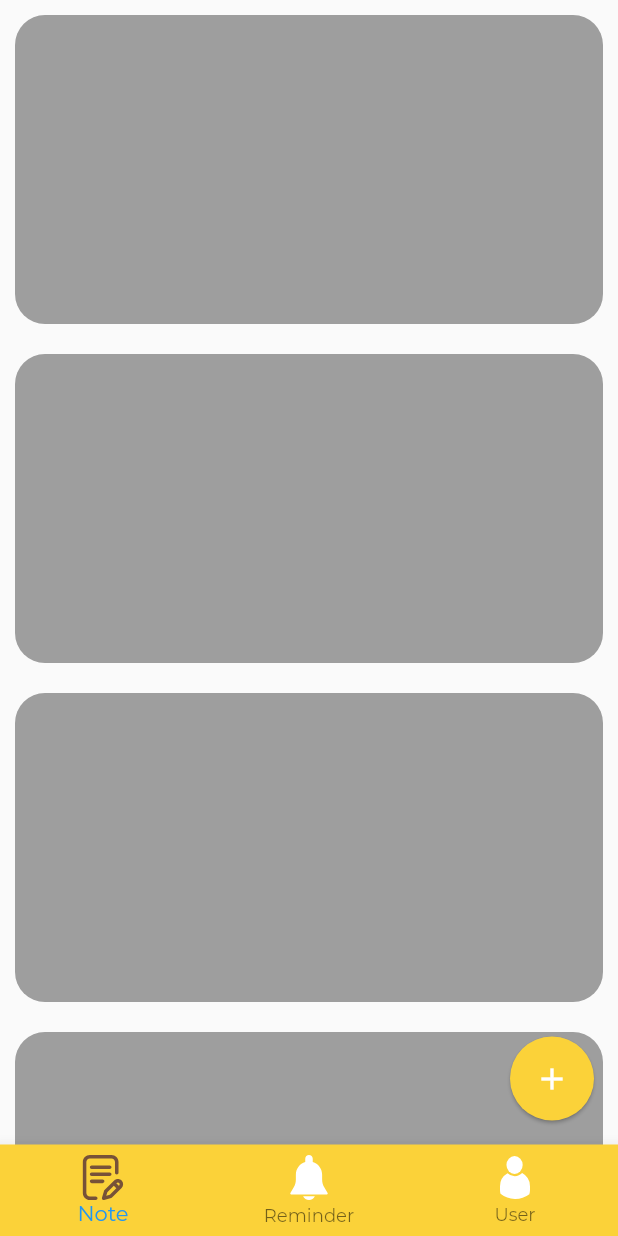
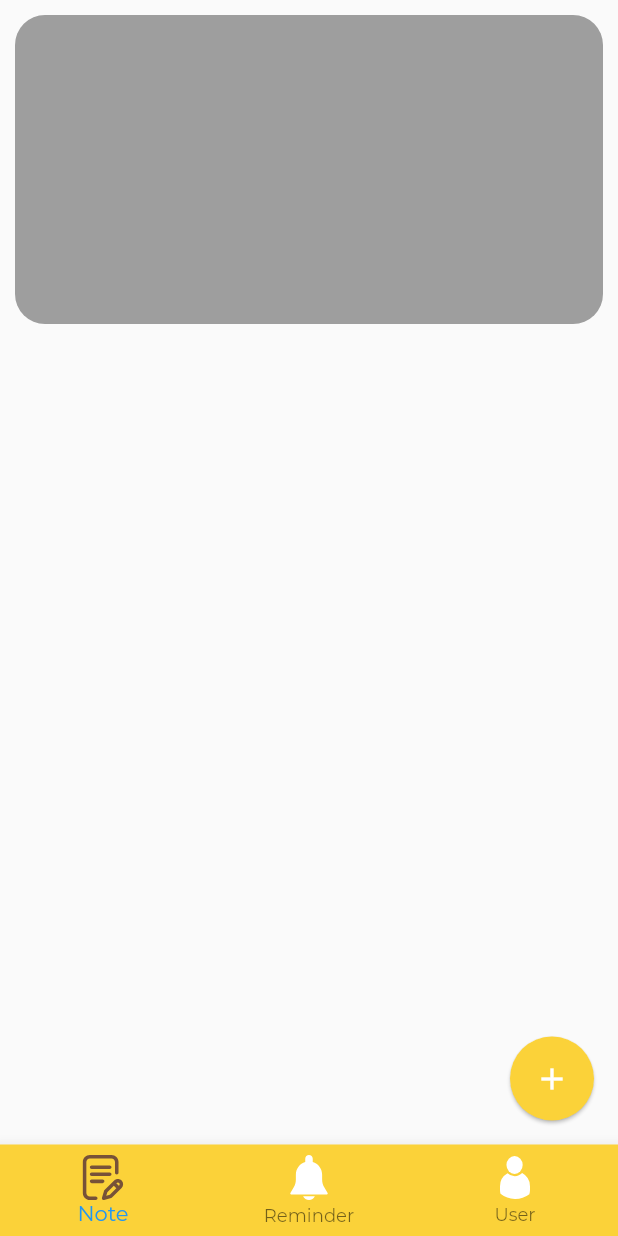
Before and after one commit to MartienJun/flutter_note_it, a Flutter app: the MyNavigation screen opened by its route, on a phone screen of 412 x 824 dp. Run offline on Flutter 3.47's test engine with Material 2 defaults, Android fonts, the phone set to English and light mode, and no system bars; our stand-ins replace flutter_svg.

Commit message:
refactor: refactoring home_screen.dart
Add a note widget

```diff
--- a/note_it/lib/components/navigation.dart
+++ b/note_it/lib/components/navigation.dart
@@ -1,12 +1,12 @@
 import 'package:flutter/material.dart';
 import 'package:flutter_svg/flutter_svg.dart';
 
-//Note It
+// Components
 import 'package:note_it/constants.dart';
+
+// Screens
 import 'package:note_it/screens/home_screen.dart';
 import 'package:note_it/screens/reminder_screen.dart';
-//import 'package:note_it/screens/category_screen.dart';
-//import 'package:note_it/screens/trash_screen.dart';
 import 'package:note_it/screens/user_screen.dart';
 
 class MyNavigation extends StatefulWidget {
@@ -19,21 +19,24 @@ class MyNavigation extends StatefulWidget {
 class _MyNavigationState extends State<MyNavigation> {
   PageController _pageController = PageController();
 
-  //List of Screen
+  // List of the screen
   List<Widget> _screens = [
     HomeScreen(),
     ReminderScreen(),
     UserScreen(),
   ];
 
+  // Index of the screen
   int _selectedIndex = 0;
 
+  // Method set the index state
   void _onPageChanged(int index) {
     setState(() {
       _selectedIndex = index;
     });
   }
 
+  // Method to move to the selected page
   void _onItemTapped(int selectedIndex) {
     _pageController.jumpToPage(selectedIndex);
   }
@@ -53,7 +56,7 @@ class _MyNavigationState extends State<MyNavigation> {
       ),
       floatingActionButton: FloatingActionButton(
         onPressed: null,
-        elevation: 1,
+        elevation: 1.0,
         backgroundColor: primaryColor,
         child: Icon(
           Icons.add,
@@ -67,11 +70,11 @@ class _MyNavigationState extends State<MyNavigation> {
         onTap: _onItemTapped,
         //List of Item (Screens)
         items: [
-          //Index 0
+          // Index 0 - note
           BottomNavigationBarItem(
             icon: SvgPicture.asset(
               'assets/icons/writing.svg',
-              width: 30,
+              width: 30.0,
               color: _selectedIndex == 0 ? secondaryColor : Colors.white,
             ),
             title: Text(
@@ -84,11 +87,12 @@ class _MyNavigationState extends State<MyNavigation> {
             ),
             backgroundColor: primaryColor,
           ),
-          //Index 1
+
+          // Index 1 - reminder
           BottomNavigationBarItem(
             icon: SvgPicture.asset(
               'assets/icons/notification.svg',
-              width: 30,
+              width: 30.0,
               color: _selectedIndex == 1 ? secondaryColor : Colors.white,
             ),
             title: Text(
@@ -101,11 +105,12 @@ class _MyNavigationState extends State<MyNavigation> {
             ),
             backgroundColor: primaryColor,
           ),
-          //Index 2
+
+          // Index 2 - profile
           BottomNavigationBarItem(
             icon: SvgPicture.asset(
               'assets/icons/user.svg',
-              width: 20,
+              width: 20.0,
               color: _selectedIndex == 2 ? secondaryColor : Colors.white,
             ),
             title: Text(
--- a/note_it/lib/screens/home_screen.dart
+++ b/note_it/lib/screens/home_screen.dart
@@ -16,50 +16,29 @@ class _HomeScreenState extends State<HomeScreen> {
   Widget build(BuildContext context) {
     Size size = MediaQuery.of(context).size;
 
+    Widget note = Container(
+      margin: EdgeInsets.all(10.0),
+      width: size.width,
+      height: size.height / 4.0,
+      decoration: BoxDecoration(
+        borderRadius: BorderRadius.circular(20.0),
+        color: Colors.grey,
+      ),
+    );
+
+    return OrientationBuilder(
+      builder: (context, orientation) {
         return Scaffold(
           body: SafeArea(
             child: ListView(
               scrollDirection: Axis.vertical,
               children: [
-            Container(
-              margin: EdgeInsets.all(10.0),
-              width: size.width,
-              height: size.height/4,
-              decoration: BoxDecoration(
-                borderRadius: BorderRadius.circular(20.0),
-                color: Colors.grey,
-              ),
-            ),
-            Container(
-              margin: EdgeInsets.all(10.0),
-              width: size.width,
-              height: size.height/4,
-              decoration: BoxDecoration(
-                borderRadius: BorderRadius.circular(20.0),
-                color: Colors.grey,
-              ),
-            ),
-            Container(
-              margin: EdgeInsets.all(10.0),
-              width: size.width,
-              height: size.height/4,
-              decoration: BoxDecoration(
-                borderRadius: BorderRadius.circular(20.0),
-                color: Colors.grey,
-              ),
-            ),
-            Container(
-              margin: EdgeInsets.all(10.0),
-              width: size.width,
-              height: size.height/4,
-              decoration: BoxDecoration(
-                borderRadius: BorderRadius.circular(20.0),
-                color: Colors.grey,
-              ),
-            ),
+                note,
               ],
             ),
           ),
         );
+      },
+    );
   }
 }
```
Lines whose indentation alone changed are shown as unchanged.
